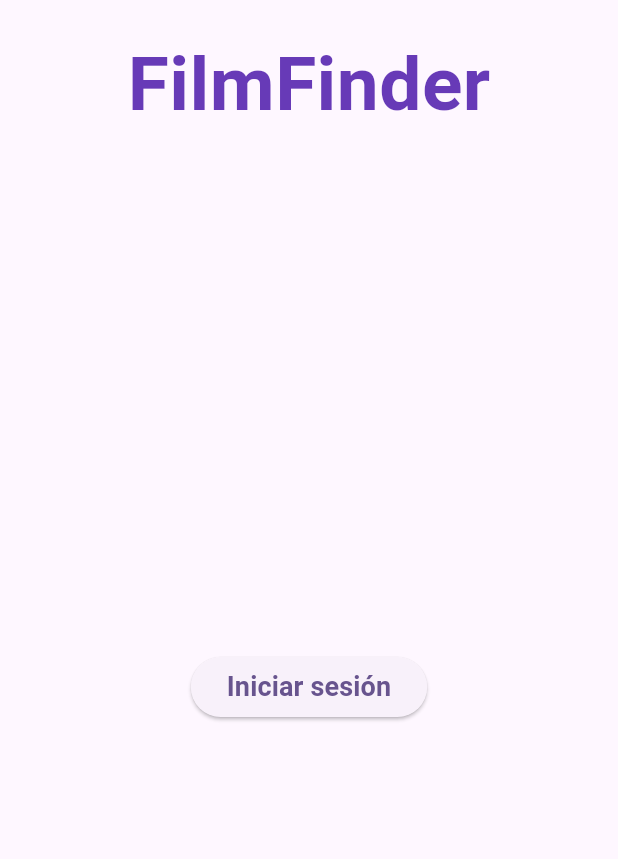
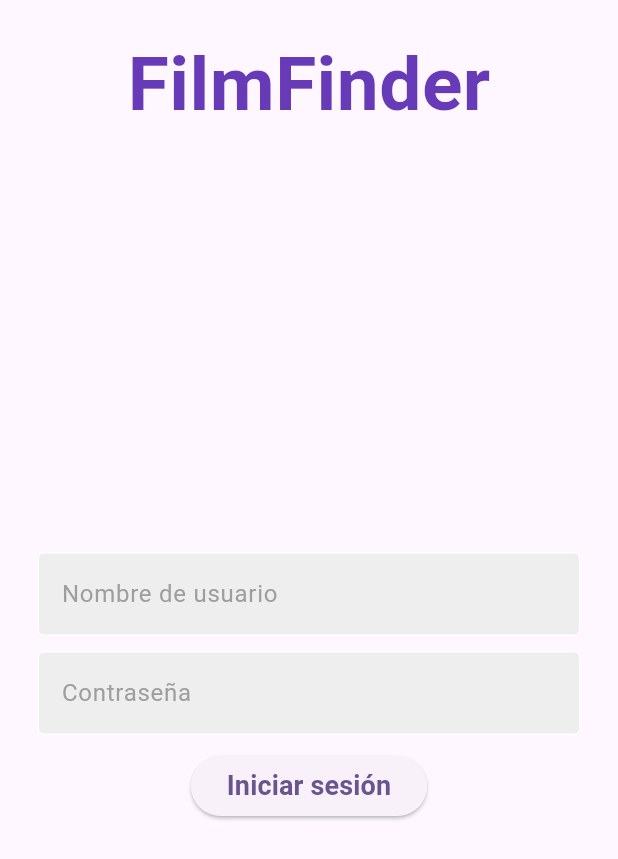
Before and after one commit to UNIZAR-30248-2024-FilmFinder/Film-Finder, a Flutter app: the screen it shows after launch, on a phone screen of 412 x 824 dp. Shown: the top 859 px of the screen. Run offline on Flutter 3.47's test engine with Material 3 defaults, Android fonts, the phone set to English and light mode, and no system bars; our stand-ins replace carousel_slider, firebase_auth, firebase_core, flip_card, fluttertoast, google_nav_bar; accounts and stored records are empty.

Commit message:
autenticacion y login (falta logout)

```diff
--- /dev/null
+++ b/lib/pages/auth_page.dart
@@ -0,0 +1,24 @@
+import 'package:film_finder/pages/login_screen.dart';
+import 'package:film_finder/pages/principal_screen.dart';
+import 'package:flutter/material.dart';
+import 'package:firebase_auth/firebase_auth.dart';
+
+class AuthPage extends StatelessWidget{
+  const AuthPage({super.key});
+
+  @override
+  Widget build(BuildContext context) {
+    return Scaffold(
+      body: StreamBuilder<User?>(
+        stream: FirebaseAuth.instance.authStateChanges(),
+        builder: (context, snapshot){
+          if(snapshot.hasData){
+            return PrincipalScreen();
+          } else {
+            return LogIn();
+          }
+        },
+      ),
+    );
+  }
+}
--- a/lib/pages/login_screen.dart
+++ b/lib/pages/login_screen.dart
@@ -1,8 +1,21 @@
+import 'package:film_finder/main.dart';
+import 'package:film_finder/widgets/text_field.dart';
+import 'package:firebase_auth/firebase_auth.dart';
 import 'package:flutter/material.dart';
 import 'package:film_finder/pages/principal_screen.dart';
 
 class LogIn extends StatelessWidget {
-  const LogIn({super.key});
+  LogIn({super.key});
+
+  final usernameController = TextEditingController();
+  final passwordController = TextEditingController();
+
+  void signUser() async{
+    await FirebaseAuth.instance.signInWithEmailAndPassword(
+      email: usernameController.text,
+      password: passwordController.text
+    );
+  }
 
   @override
   Widget build(BuildContext context) {
@@ -25,14 +38,25 @@ class LogIn extends StatelessWidget {
             ),
           ),
           const Spacer(),
+
+          MyTextField(
+            controller: usernameController,
+            hintText: 'Nombre de usuario',
+            obscureText: false,
+          ),
+
+          const SizedBox(height: 10),
+
+          MyTextField(
+            controller: passwordController,
+            hintText: 'Contraseña',
+            obscureText: true,
+          ),
+
+          const SizedBox(height: 10),
+
           ElevatedButton(
-            onPressed: () {
-              Navigator.push(
-                context,
-                MaterialPageRoute(
-                    builder: (context) => const PrincipalScreen()),
-              );
-            },
+            onPressed: signUser,
             child: const Text(
               'Iniciar sesión',
               style: TextStyle(
--- /dev/null
+++ b/lib/widgets/text_field.dart
@@ -0,0 +1,36 @@
+import 'package:flutter/material.dart';
+
+class MyTextField extends StatelessWidget {
+  final controller;
+  final String hintText;
+  final bool obscureText;
+
+  const MyTextField({
+    super.key,
+    required this.controller,
+    required this.hintText,
+    required this.obscureText,
+  });
+
+  @override
+  Widget build(BuildContext context) {
+    return Padding(
+      padding: const EdgeInsets.symmetric(horizontal: 25.0),
+      child: TextField(
+        controller: controller,
+        obscureText: obscureText,
+        decoration: InputDecoration(
+            enabledBorder: const OutlineInputBorder(
+              borderSide: BorderSide(color: Colors.white),
+            ),
+            focusedBorder: OutlineInputBorder(
+              borderSide: BorderSide(color: Colors.grey.shade400),
+            ),
+            fillColor: Colors.grey.shade200,
+            filled: true,
+            hintText: hintText,
+            hintStyle: TextStyle(color: Colors.grey[500])),
+      ),
+    );
+  }
+}
--- a/pubspec.yaml
+++ b/pubspec.yaml
@@ -36,6 +36,8 @@ dependencies:
   # Use with the CupertinoIcons class for iOS style icons.
   cupertino_icons: ^1.0.6
   carousel_slider: ^5.0.0
+  firebase_core: ^3.6.0
+  firebase_auth: ^5.3.1
 
 dev_dependencies:
   flutter_test:
```
Also changed, not shown: lib/main.dart (+9 -2 lines), firebase.json (added), lib/firebase_options.dart (added), pubspec.lock, 6 other files.
